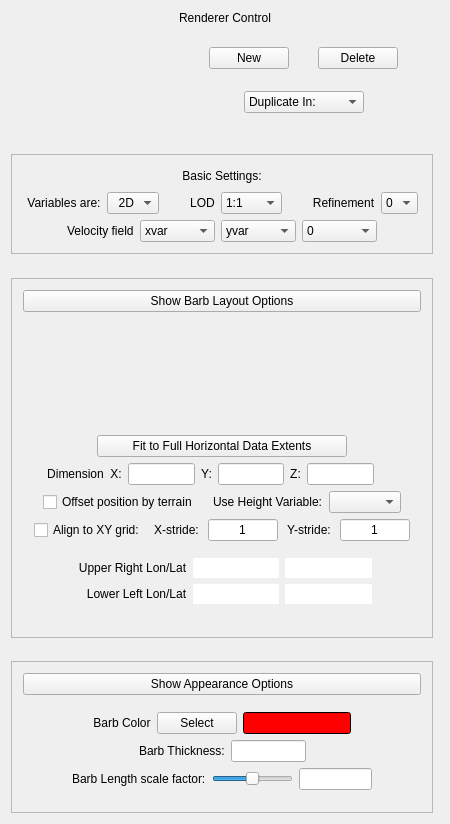
yyr/vapor, file apps/vaporgui/guis/ui/arrow.ui: the form before one commit.
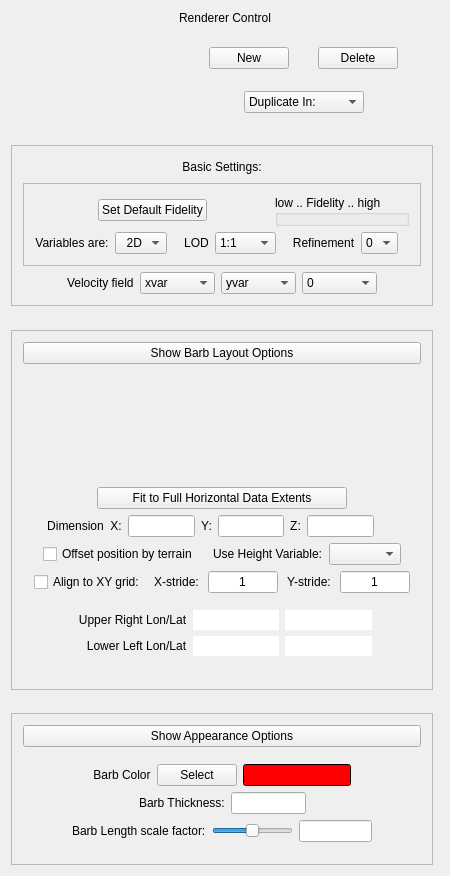
The form after the commit. Custom widgets are drawn as their Qt base class.

Commit message: Changes to Fidelity implemented in all the relevant params and eventrouter classes.  Plus, session save/restore.

What changed in the file:
```diff
--- a/apps/vaporgui/guis/ui/arrow.ui
+++ b/apps/vaporgui/guis/ui/arrow.ui
@@ -7,7 +7,7 @@
     <x>0</x>
     <y>0</y>
     <width>450</width>
-    <height>824</height>
+    <height>876</height>
    </rect>
   </property>
   <property name="sizePolicy">
@@ -270,9 +270,81 @@
            </widget>
           </item>
           <item>
-           <layout class="QHBoxLayout" name="horizontalLayout_4">
+           <widget class="QFrame" name="frame_3">
+            <property name="whatsThis">
+             <string>&lt;!DOCTYPE HTML PUBLIC &quot;-//W3C//DTD HTML 4.0//EN&quot; &quot;http://www.w3.org/TR/REC-html40/strict.dtd&quot;&gt;
+&lt;html&gt;&lt;head&gt;&lt;meta name=&quot;qrichtext&quot; content=&quot;1&quot; /&gt;&lt;style type=&quot;text/css&quot;&gt;
+p, li { white-space: pre-wrap; }
+&lt;/style&gt;&lt;/head&gt;&lt;body style=&quot; font-family:'MS Shell Dlg 2'; font-size:8pt; font-weight:400; font-style:normal;&quot;&gt;
+&lt;p style=&quot; margin-top:0px; margin-bottom:0px; margin-left:0px; margin-right:0px; -qt-block-indent:0; text-indent:0px;&quot;&gt;LOD (compression level) and Refinement (data resolution) are both controllable with the Fidelity setting, using the row of Fidelity buttons.  The Fidelity uses region size to control the number of wavelet coefficients to be loaded from disk as well as the volume of data to be displayed.  Users can specify the default LOD and Refinement to be used with the current region size, by clicking &amp;quot;Set Default&amp;quot;.  The current default Fidelity settings are optionally saved in the user preferences.  The LOD and Refinement associated with a given Fidelity button are displayed if you hold the mouse over the button.  Note:  there is no fidelity control with imported data.&lt;/p&gt;&lt;/body&gt;&lt;/html&gt;</string>
+            </property>
+            <property name="frameShape">
+             <enum>QFrame::StyledPanel</enum>
+            </property>
+            <property name="frameShadow">
+             <enum>QFrame::Plain</enum>
+            </property>
+            <property name="lineWidth">
+             <number>0</number>
+            </property>
+            <layout class="QVBoxLayout" name="verticalLayout_11">
             <item>
-             <spacer name="spacer50">
+              <layout class="QVBoxLayout" name="verticalLayout_12">
+               <item>
+                <layout class="QHBoxLayout" name="fidelityLayout">
+                 <item>
+                  <spacer name="horizontalSpacer_16">
+                   <property name="orientation">
+                    <enum>Qt::Horizontal</enum>
+                   </property>
+                   <property name="sizeHint" stdset="0">
+                    <size>
+                     <width>40</width>
+                     <height>20</height>
+                    </size>
+                   </property>
+                  </spacer>
+                 </item>
+                 <item>
+                  <widget class="QPushButton" name="fidelityDefaultButton">
+                   <property name="toolTip">
+                    <string>&lt;!DOCTYPE HTML PUBLIC &quot;-//W3C//DTD HTML 4.0//EN&quot; &quot;http://www.w3.org/TR/REC-html40/strict.dtd&quot;&gt;
+&lt;html&gt;&lt;head&gt;&lt;meta name=&quot;qrichtext&quot; content=&quot;1&quot; /&gt;&lt;style type=&quot;text/css&quot;&gt;
+p, li { white-space: pre-wrap; }
+&lt;/style&gt;&lt;/head&gt;&lt;body style=&quot; font-family:'MS Shell Dlg 2'; font-size:8pt; font-weight:400; font-style:normal;&quot;&gt;
+&lt;p style=&quot; margin-top:0px; margin-bottom:0px; margin-left:0px; margin-right:0px; -qt-block-indent:0; text-indent:0px;&quot;&gt;Click to set default Fidelity to current LOD and Refinement levels.  The default can optionally be saved in user preferences.&lt;/p&gt;&lt;/body&gt;&lt;/html&gt;</string>
+                   </property>
+                   <property name="text">
+                    <string>Set Default Fidelity</string>
+                   </property>
+                  </widget>
+                 </item>
+                 <item>
+                  <spacer name="horizontalSpacer_12">
+                   <property name="orientation">
+                    <enum>Qt::Horizontal</enum>
+                   </property>
+                   <property name="sizeHint" stdset="0">
+                    <size>
+                     <width>40</width>
+                     <height>20</height>
+                    </size>
+                   </property>
+                  </spacer>
+                 </item>
+                 <item>
+                  <widget class="QGroupBox" name="fidelityBox">
+                   <property name="title">
+                    <string>low .. Fidelity .. high</string>
+                   </property>
+                  </widget>
+                 </item>
+                </layout>
+               </item>
+               <item>
+                <layout class="QHBoxLayout" name="horizontalLayout_17">
+                 <item>
+                  <spacer name="spacer50_4">
               <property name="orientation">
                <enum>Qt::Horizontal</enum>
               </property>
@@ -340,13 +412,7 @@
              </spacer>
             </item>
             <item>
-             <widget class="QLabel" name="label">
-              <property name="minimumSize">
-               <size>
-                <width>0</width>
-                <height>20</height>
-               </size>
-              </property>
+                  <widget class="QLabel" name="label_7">
               <property name="text">
                <string>LOD</string>
               </property>
@@ -357,11 +423,8 @@
             </item>
             <item>
              <widget class="QComboBox" name="lodCombo">
-              <property name="minimumSize">
-               <size>
-                <width>0</width>
-                <height>20</height>
-               </size>
+                   <property name="focusPolicy">
+                    <enum>Qt::ClickFocus</enum>
               </property>
               <property name="toolTip">
                <string>Specify the approximation level for the data being visualized</string>
@@ -382,7 +445,7 @@
              </widget>
             </item>
             <item>
-             <spacer name="horizontalSpacer">
+                  <spacer name="horizontalSpacer_17">
               <property name="orientation">
                <enum>Qt::Horizontal</enum>
               </property>
@@ -395,13 +458,7 @@
              </spacer>
             </item>
             <item>
-             <widget class="QLabel" name="textLabel1_9">
-              <property name="minimumSize">
-               <size>
-                <width>0</width>
-                <height>20</height>
-               </size>
-              </property>
+                  <widget class="QLabel" name="textLabel1_13">
               <property name="text">
                <string>Refinement</string>
               </property>
@@ -415,11 +472,8 @@
             </item>
             <item>
              <widget class="QComboBox" name="refinementCombo">
-              <property name="minimumSize">
-               <size>
-                <width>0</width>
-                <height>20</height>
-               </size>
+                   <property name="focusPolicy">
+                    <enum>Qt::ClickFocus</enum>
               </property>
               <property name="toolTip">
                <string>Specify the refinement level (resolution) of the data being visualized</string>
@@ -458,22 +512,24 @@
              </widget>
             </item>
             <item>
-             <spacer name="spacer51">
+                  <spacer name="horizontalSpacer_20">
               <property name="orientation">
                <enum>Qt::Horizontal</enum>
               </property>
-              <property name="sizeType">
-               <enum>QSizePolicy::Expanding</enum>
-              </property>
               <property name="sizeHint" stdset="0">
                <size>
-                <width>18</width>
-                <height>21</height>
+                     <width>40</width>
+                     <height>20</height>
                </size>
               </property>
              </spacer>
             </item>
            </layout>
+               </item>
+              </layout>
+             </item>
+            </layout>
+           </widget>
           </item>
           <item>
            <layout class="QHBoxLayout" name="horizontalLayout_5">
```
Left out of the diff: 12 changed lines with no effect on the pictures. Lines whose indentation alone changed are shown as unchanged. The commit also changes 39 other files.
